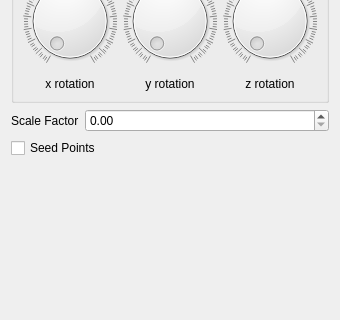
This is smoke/view/simulationtab.ui in bvanloon/Scientific-Visualization as Qt 5 draws it before an edit; both pictures show x 0 to 340 and y 359 to 679 of the 340 by 880 pixel window. The edited form follows.
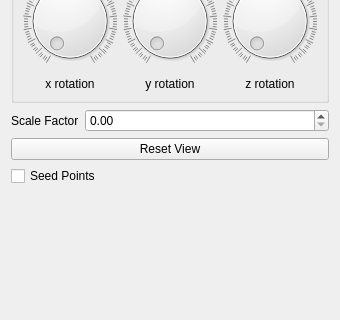
This is the edited form.

Commit message: Added a reset view button to the uit.

What changed in the file:
```diff
--- a/smoke/view/simulationtab.ui
+++ b/smoke/view/simulationtab.ui
@@ -279,6 +279,13 @@
      </item>
     </layout>
    </item>
+   <item>
+    <widget class="QPushButton" name="resetViewButton">
+     <property name="text">
+      <string>Reset View</string>
+     </property>
+    </widget>
+   </item>
    <item>
     <widget class="QCheckBox" name="seedPointsCheckBox">
      <property name="text">
```
The commit also changes 2 other files.
